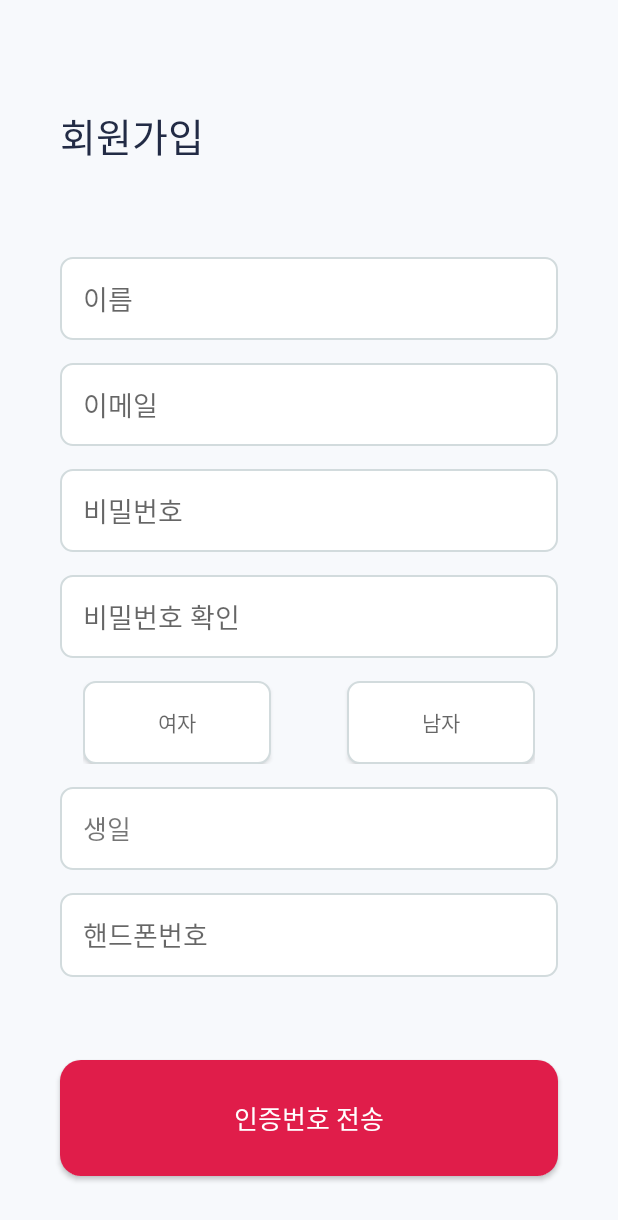
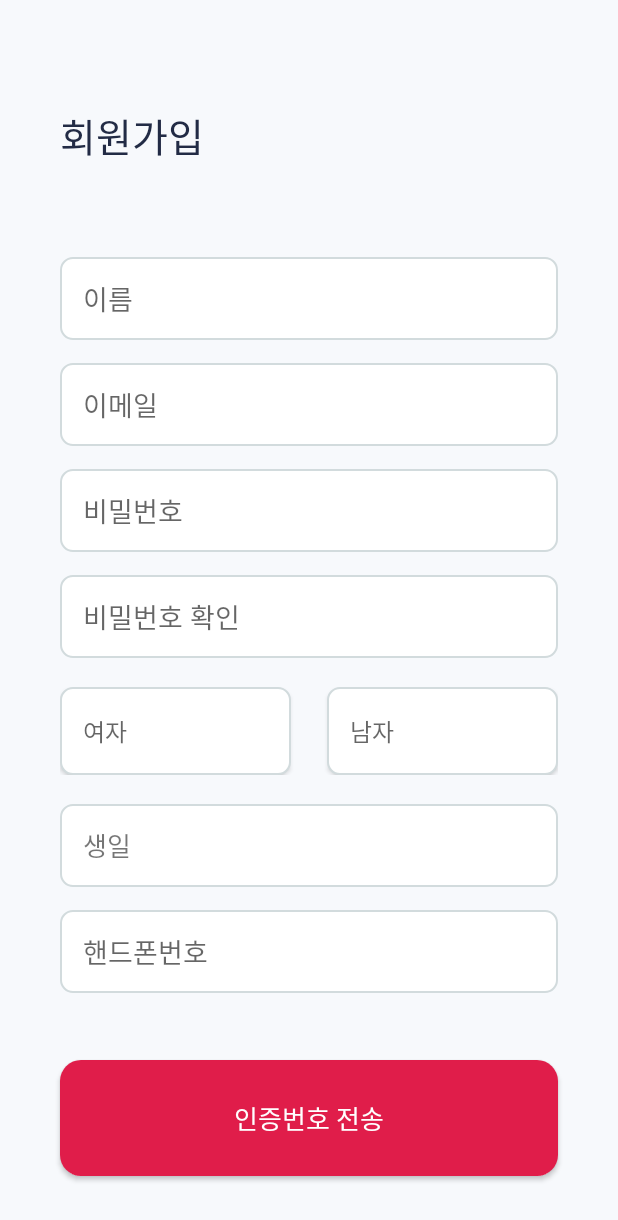
Before and after one commit to jungchunkim/GoEat, an Android app: the register_activity screen opened directly, with no data from a screen before it, on a phone screen of 412 x 824 dp. Shown: the top 1220 px of the screen. Run offline under Robolectric (Android 15) with nearby library versions, the light colour scheme and no system bars; our stand-ins replace Volley; libraries missing offline, so code that uses them is left out: com.nhn.android; Roboto replaces fonts that are not available here; 4 statements that could not run were skipped.

Commit message:
회원가입창 여자/남자 버튼사이즈조정 (비번가리기, 버튼확대되는오류 해결 못함)

```diff
--- a/app/src/main/java/com/GOEAT/Go_Eat/register_activity.java
+++ b/app/src/main/java/com/GOEAT/Go_Eat/register_activity.java
@@ -7,6 +7,8 @@ import android.app.DatePickerDialog;
 import android.content.Intent;
 import android.content.SharedPreferences;
 import android.os.Bundle;
+import android.text.InputType;
+import android.text.method.PasswordTransformationMethod;
 import android.util.Log;
 import android.view.KeyEvent;
 import android.view.View;
@@ -67,12 +69,15 @@ public class register_activity extends AppCompatActivity {
         setContentView(R.layout.activity_register);
         et_name = (EditText)findViewById(R.id.et_name);
         et_email = (EditText)findViewById(R.id.et_email);
-        et_password = (EditText)findViewById(R.id.et_password);
-        et_re_password = (EditText)findViewById(R.id.et_re_password);
+        et_password = (EditText)findViewById(R.id.et_pwd1);
+        et_re_password = (EditText)findViewById(R.id.et_pwd2);
         btn_regist_account = (Button) findViewById(R.id.btn_regist_account);
         tv_yearpicker = (TextView) findViewById(R.id.tv_yearpicker);
         tv_women = (TextView) findViewById(R.id.tv_women);
         tv_men = (TextView) findViewById(R.id.tv_men);
+
+        et_password.setInputType(InputType.TYPE_TEXT_VARIATION_PASSWORD);
+        et_password.setTransformationMethod(PasswordTransformationMethod.getInstance());
 
 
         et_name.setOnKeyListener(new View.OnKeyListener() { //엔터시 키보드 내리는 부분
@@ -96,11 +101,13 @@ public class register_activity extends AppCompatActivity {
             }
         });
         et_password.setOnKeyListener(new View.OnKeyListener() {
-            public boolean onKey(View v, int keyCode, KeyEvent event) { //엔터시 키보드 내리는 부분
+
+  public boolean onKey(View v, int keyCode, KeyEvent event) { //엔터시 키보드 내리는 부분
                 if ((event.getAction() == KeyEvent.ACTION_DOWN) && (keyCode == KeyEvent.KEYCODE_ENTER)) {
                     InputMethodManager imm = (InputMethodManager) getSystemService(Activity.INPUT_METHOD_SERVICE);
                     imm.hideSoftInputFromWindow( et_password.getWindowToken(), 0);
                     return true;
+
                 }
                 return false;
             }
@@ -129,8 +136,8 @@ public class register_activity extends AppCompatActivity {
         tv_women.setOnClickListener(new View.OnClickListener() {
             @Override
             public void onClick(View view) {  // 여자 버튼 클릭
-                tv_women.setBackground(getResources().getDrawable(R.drawable.round_button));
-                tv_men.setBackground(getResources().getDrawable(R.drawable.edge));
+                tv_women.setBackgroundResource(R.drawable.button_background);
+                tv_men.setBackgroundResource(R.drawable.edit_text_background);
                 usergender = "여";
             }
         });
@@ -138,8 +145,8 @@ public class register_activity extends AppCompatActivity {
         tv_men.setOnClickListener(new View.OnClickListener() {
             @Override
             public void onClick(View view) { // 남자 버튼 클릭
-                tv_men.setBackground(getResources().getDrawable(R.drawable.round_button));
-                tv_women.setBackground(getResources().getDrawable(R.drawable.edge));
+                tv_men.setBackground(getResources().getDrawable(R.drawable.button_background));
+                tv_women.setBackground(getResources().getDrawable(R.drawable.edit_text_background));
                 usergender = "남";
             }
         });
--- a/app/src/main/res/drawable-v24/button_background.xml
+++ b/app/src/main/res/drawable-v24/button_background.xml
@@ -2,7 +2,8 @@
 <!--  res/drawable/rounded_edittext.xml -->
 <shape xmlns:android="http://schemas.android.com/apk/res/android"
     android:shape="rectangle" android:padding="10dp" android:layout_height="match_parent"
-     android:layout_width="match_parent">
+     android:layout_width="match_parent"
+    >
     <solid android:color="#E01D4A"/>
 
 
--- a/app/src/main/res/layout/activity_login_activity.xml
+++ b/app/src/main/res/layout/activity_login_activity.xml
@@ -52,13 +52,14 @@
         android:layout_marginRight="40dp"
         android:fontFamily="@font/pureunjeonnam"
         android:background="@drawable/edit_text_background"
-        android:hint=" 비밀번호"/>
+        android:hint=" 비밀번호"
+        android:inputType="textPassword"
+        />
 
     <LinearLayout
         android:layout_width="match_parent"
         android:layout_height="0dp"
         android:layout_weight="4"
-        android:layout_marginRight="40dp"
         android:orientation="horizontal">
 
         <CheckBox
--- a/app/src/main/res/layout/activity_register.xml
+++ b/app/src/main/res/layout/activity_register.xml
@@ -66,17 +66,20 @@
             android:paddingLeft="15dp"
             android:hint="이메일"
             />
+
         <EditText
             android:id="@+id/et_pwd1"
             android:layout_width="match_parent"
             android:layout_height="0dp"
+            android:layout_marginBottom="15dp"
             android:layout_weight="1"
-            android:layout_marginBottom="15dp"
             android:background="@drawable/edit_text_background"
             android:fontFamily="@font/pureunjeonnam"
-            android:paddingLeft="15dp"
             android:hint="비밀번호"
-            />
+            android:inputType="textPassword"
+            android:textColor="@color/black"
+            android:paddingLeft="15dp" />
+
         <EditText
             android:id="@+id/et_pwd2"
             android:layout_width="match_parent"
@@ -87,16 +90,17 @@
             android:fontFamily="@font/pureunjeonnam"
             android:paddingLeft="15dp"
             android:hint="비밀번호 확인"
-            />
+            android:inputType="textPassword"            />
 
         <LinearLayout
             android:layout_width="match_parent"
             android:layout_height="0dp"
-            android:layout_weight="1"
+            android:layout_weight="1.2"
+            android:paddingTop="4dp"
+            android:paddingBottom="4dp"
             android:layout_marginBottom="15dp"
             android:orientation="horizontal"
-            android:paddingLeft="15dp"
-            android:paddingRight="15dp">
+            >
             <Button
                 android:id="@+id/btn_female"
                 android:layout_width="match_parent"
@@ -104,9 +108,11 @@
                 android:layout_weight="1"
                 android:background="@drawable/edit_text_background"
                 android:fontFamily="@font/pureunjeonnam"
-                android:layout_marginRight="25dp"
-                android:gravity="center"
+                android:layout_marginRight="12dp"
                 android:hint="여자"
+                android:gravity="center_vertical"
+                android:paddingLeft="15dp"
+                android:textSize="16sp"
                 />
             <Button
                 android:id="@+id/btn_male"
@@ -115,8 +121,11 @@
                 android:layout_weight="1"
                 android:background="@drawable/edit_text_background"
                 android:fontFamily="@font/pureunjeonnam"
-                android:layout_marginLeft="25dp"
+                android:layout_marginLeft="12dp"
                 android:hint="남자"
+                android:gravity="center_vertical"
+                android:paddingLeft="15dp"
+                android:textSize="16sp"
                 />
         </LinearLayout>
 
```
Also changed, not shown: app/src/main/java/com/GOEAT/Go_Eat/AsteriskPasswordTransformationMethod.java (added, +28 -0 lines).
